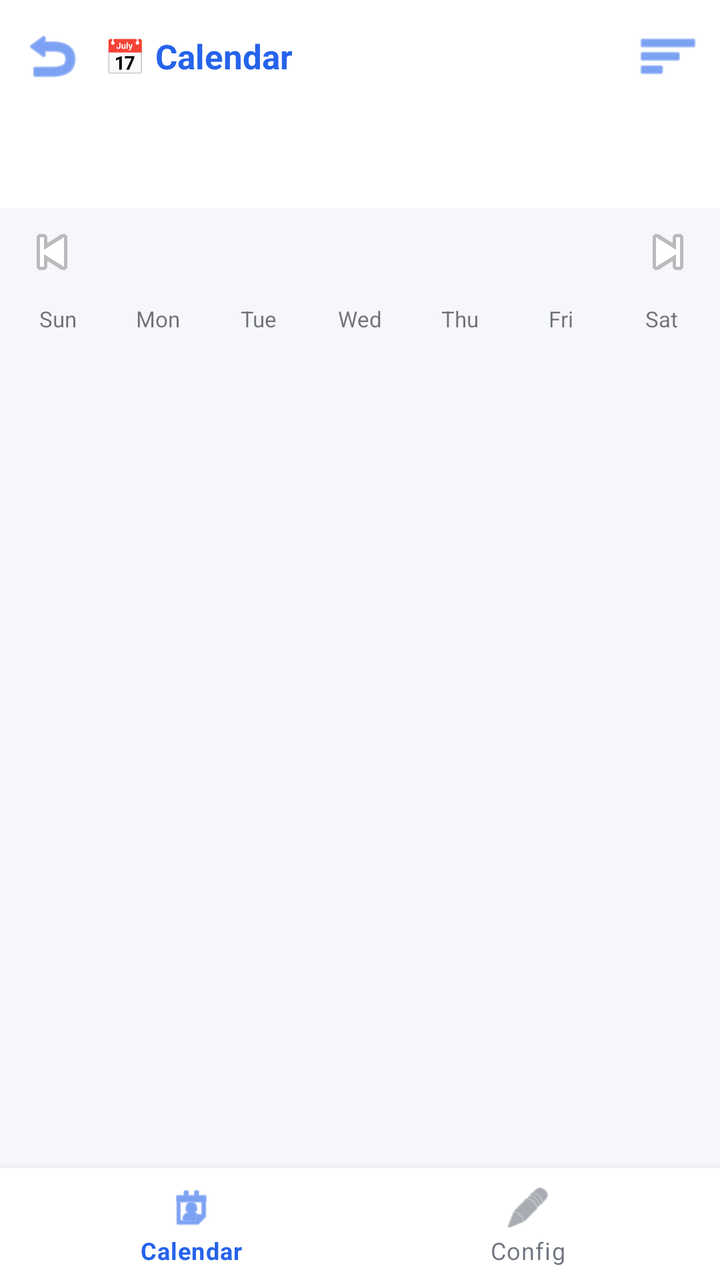
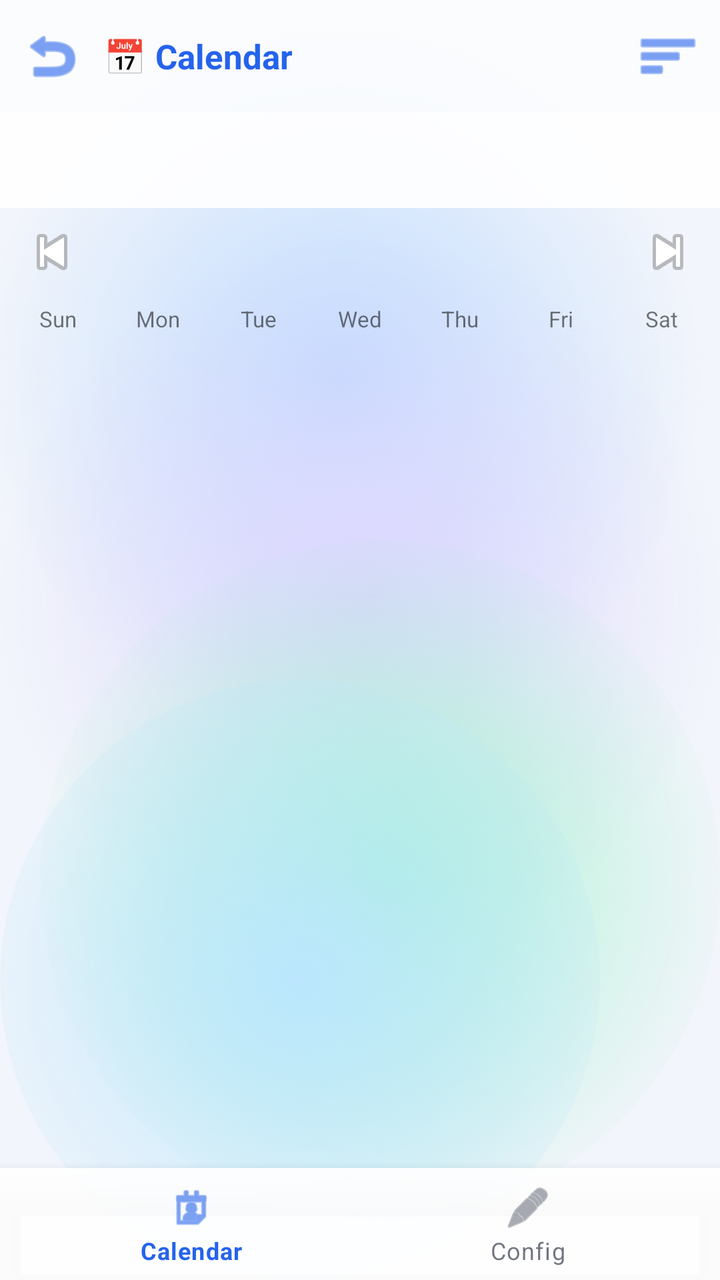

Two renders of the same Android screen: before a commit and after it. Below are the layout's source before the change and the commit's diff.
<!-- AndroidManifest.xml: application theme Theme.ExpenseOS -->
<!-- res/layout/activity_integrations_calendar.xml -->
<?xml version="1.0" encoding="utf-8"?>
<LinearLayout xmlns:android="http://schemas.android.com/apk/res/android"
    xmlns:app="http://schemas.android.com/apk/res-auto"
    android:layout_width="match_parent"
    android:layout_height="match_parent"
    android:orientation="vertical"
    android:background="@color/bg">

    <LinearLayout
        android:layout_width="match_parent"
        android:layout_height="56dp"
        android:background="@color/nav_bg"
        android:gravity="center_vertical"
        android:orientation="horizontal"
        android:paddingHorizontal="8dp">

        <ImageButton
            android:id="@+id/btnCalBack"
            android:layout_width="36dp"
            android:layout_height="36dp"
            android:background="?attr/selectableItemBackgroundBorderless"
            android:src="@android:drawable/ic_menu_revert"
            android:tint="@color/primary" />

        <TextView
            android:layout_width="0dp"
            android:layout_height="wrap_content"
            android:layout_weight="1"
            android:layout_marginStart="8dp"
            android:text="📅 Calendar"
            android:textColor="@color/primary"
            android:textSize="17sp"
            android:textStyle="bold" />

        <ImageButton
            android:id="@+id/btnToggleList"
            android:layout_width="36dp"
            android:layout_height="36dp"
            android:background="?attr/selectableItemBackgroundBorderless"
            android:src="@android:drawable/ic_menu_sort_by_size"
            android:tint="@color/primary" />
    </LinearLayout>

    <com.google.android.material.tabs.TabLayout
        android:id="@+id/tabViewMode"
        android:layout_width="match_parent"
        android:layout_height="wrap_content"
        app:tabIndicatorColor="@color/primary"
        app:tabSelectedTextColor="@color/primary" />

    <LinearLayout
        android:layout_width="match_parent"
        android:layout_height="44dp"
        android:gravity="center_vertical"
        android:orientation="horizontal"
        android:paddingHorizontal="8dp">

        <ImageButton
            android:id="@+id/btnCalPrev"
            android:layout_width="36dp"
            android:layout_height="36dp"
            android:background="?attr/selectableItemBackgroundBorderless"
            android:src="@android:drawable/ic_media_previous" />

        <TextView
            android:id="@+id/tvCalTitle"
            android:layout_width="0dp"
            android:layout_height="wrap_content"
            android:layout_weight="1"
            android:gravity="center"
            android:textStyle="bold"
            android:textSize="15sp" />

        <ImageButton
            android:id="@+id/btnCalNext"
            android:layout_width="36dp"
            android:layout_height="36dp"
            android:background="?attr/selectableItemBackgroundBorderless"
            android:src="@android:drawable/ic_media_next" />
    </LinearLayout>

    <LinearLayout
        android:id="@+id/rowWeekdays"
        android:layout_width="match_parent"
        android:layout_height="wrap_content"
        android:orientation="horizontal"
        android:paddingHorizontal="4dp"
        android:paddingVertical="4dp">

        <TextView
            android:layout_width="0dp"
            android:layout_height="wrap_content"
            android:layout_weight="1"
            android:gravity="center"
            android:text="Sun"
            android:textSize="11sp" />

        <TextView
            android:layout_width="0dp"
            android:layout_height="wrap_content"
            android:layout_weight="1"
            android:gravity="center"
            android:text="Mon"
            android:textSize="11sp" />

        <TextView
            android:layout_width="0dp"
            android:layout_height="wrap_content"
            android:layout_weight="1"
            android:gravity="center"
            android:text="Tue"
            android:textSize="11sp" />

        <TextView
            android:layout_width="0dp"
            android:layout_height="wrap_content"
            android:layout_weight="1"
            android:gravity="center"
            android:text="Wed"
            android:textSize="11sp" />

        <TextView
            android:layout_width="0dp"
            android:layout_height="wrap_content"
            android:layout_weight="1"
            android:gravity="center"
            android:text="Thu"
            android:textSize="11sp" />

        <TextView
            android:layout_width="0dp"
            android:layout_height="wrap_content"
            android:layout_weight="1"
            android:gravity="center"
            android:text="Fri"
            android:textSize="11sp" />

        <TextView
            android:layout_width="0dp"
            android:layout_height="wrap_content"
            android:layout_weight="1"
            android:gravity="center"
            android:text="Sat"
            android:textSize="11sp" />
    </LinearLayout>

    <androidx.recyclerview.widget.RecyclerView
        android:id="@+id/rvCalendarBody"
        android:layout_width="match_parent"
        android:layout_height="0dp"
        android:layout_weight="1"
        android:padding="4dp" />

    <com.google.android.material.bottomnavigation.BottomNavigationView
        android:id="@+id/bottomNavIntegrationsCal"
        android:layout_width="match_parent"
        android:layout_height="wrap_content"
        app:menu="@menu/menu_integrations_bottom_nav" />

</LinearLayout>
<!-- resources referenced by this layout -->
<resources>
  <color name="bg">#F5F7FB</color>
  <color name="nav_bg">#FFFFFF</color>
  <style name="Theme.ExpenseOS" parent="Theme.MaterialComponents.DayNight.NoActionBar">
          <item name="colorPrimary">@color/primary</item>
          <item name="colorPrimaryVariant">@color/primary_dark</item>
          <item name="colorPrimaryDark">@color/primary_dark</item>
          <item name="colorOnPrimary">@color/on_primary</item>
          <item name="colorSecondary">@color/secondary</item>
          <item name="colorSecondaryVariant">@color/secondary_dark</item>
          <item name="colorOnSecondary">@color/on_primary</item>
          <item name="colorAccent">@color/primary</item>
          <item name="colorSurface">@color/surface</item>
          <item name="colorOnSurface">@color/text</item>
          <item name="colorOnBackground">@color/text</item>
          <item name="colorError">@color/danger</item>
          <item name="android:colorBackground">@color/bg</item>
          <item name="android:windowBackground">@color/bg</item>
  
          <item name="android:textColorPrimary">@color/text</item>
          <item name="android:textColorSecondary">@color/text_muted</item>
          <item name="android:textColorHint">@color/text_hint</item>
          <item name="android:fontFamily">sans-serif</item>
          <item name="fontFamily">sans-serif</item>
  
          
          <item name="android:statusBarColor">@color/bg</item>
          <item name="android:navigationBarColor">@color/nav_bg</item>
          <item name="android:windowLightStatusBar">true</item>
          <item name="android:windowLightNavigationBar" tools:targetApi="o_mr1">true</item>
          <item name="android:forceDarkAllowed" tools:targetApi="q">false</item>
  
          
          <item name="editTextStyle">@style/Widget.ExpenseOS.EditText</item>
          <item name="materialAlertDialogTheme">@style/ThemeOverlay.ExpenseOS.Dialog</item>
          <item name="bottomSheetDialogTheme">@style/ThemeOverlay.ExpenseOS.BottomSheet</item>
          <item name="materialTimePickerTheme">@style/ThemeOverlay.ExpenseOS.TimePicker</item>
          <item name="android:windowAnimationStyle">@style/Animation.ExpenseOS.Window</item>
          <item name="android:windowActivityTransitions">true</item>
          <item name="android:windowContentTransitions">true</item>
      </style>
  <color name="surface">#FFFFFF</color>
  <!-- unchanged entries left out for length: 19 -->
</resources>

<!-- the commit's change to res/layout/activity_integrations_calendar.xml (unified diff, before → after) -->
@@ -4,7 +4,7 @@
     android:layout_width="match_parent"
     android:layout_height="match_parent"
     android:orientation="vertical"
-    android:background="@color/bg">
+    android:background="@android:color/transparent">
 
     <LinearLayout
         android:layout_width="match_parent"
<!-- resource entries referenced after the edit -->
@@ -1,7 +1,61 @@
 <!-- resources referenced by this layout -->
 <resources>
-  <color name="bg">#F5F7FB</color>
-  <color name="nav_bg">#FFFFFF</color>
+  <color name="bg">#F2F5FB</color>
+  <!-- drawable aurora_bg (drawable) -->
+  <?xml version="1.0" encoding="utf-8"?>
+  <layer-list xmlns:android="http://schemas.android.com/apk/res/android">
+      <item android:drawable="@color/aurora_base" />
+      <item android:width="380dp" android:height="380dp"
+          android:gravity="top|end"
+          android:drawable="@drawable/aurora_blob_blue" />
+      <item android:width="360dp" android:height="360dp"
+          android:gravity="start" android:top="120dp"
+          android:drawable="@drawable/aurora_blob_violet" />
+      <item android:width="340dp" android:height="340dp"
+          android:gravity="bottom|end" android:bottom="30dp"
+          android:drawable="@drawable/aurora_blob_mint" />
+      <item android:width="300dp" android:height="300dp"
+          android:gravity="bottom|start"
+          android:drawable="@drawable/aurora_blob_sky" />
+  </layer-list>
+  <color name="aurora_base">#F2F5FB</color>
+  <!-- drawable aurora_blob_blue (drawable) -->
+  <?xml version="1.0" encoding="utf-8"?>
+  <shape xmlns:android="http://schemas.android.com/apk/res/android" android:shape="oval">
+      <gradient
+          android:type="radial"
+          android:gradientRadius="180dp"
+          android:startColor="#BFDBFE"
+          android:endColor="#00BFDBFE" />
+  </shape>
+  <!-- drawable aurora_blob_violet (drawable) -->
+  <?xml version="1.0" encoding="utf-8"?>
+  <shape xmlns:android="http://schemas.android.com/apk/res/android" android:shape="oval">
+      <gradient
+          android:type="radial"
+          android:gradientRadius="180dp"
+          android:startColor="#DDD6FE"
+          android:endColor="#00DDD6FE" />
+  </shape>
+  <!-- drawable aurora_blob_mint (drawable) -->
+  <?xml version="1.0" encoding="utf-8"?>
+  <shape xmlns:android="http://schemas.android.com/apk/res/android" android:shape="oval">
+      <gradient
+          android:type="radial"
+          android:gradientRadius="180dp"
+          android:startColor="#A7F3D0"
+          android:endColor="#00A7F3D0" />
+  </shape>
+  <!-- drawable aurora_blob_sky (drawable) -->
+  <?xml version="1.0" encoding="utf-8"?>
+  <shape xmlns:android="http://schemas.android.com/apk/res/android" android:shape="oval">
+      <gradient
+          android:type="radial"
+          android:gradientRadius="180dp"
+          android:startColor="#BAE6FD"
+          android:endColor="#00BAE6FD" />
+  </shape>
+  <color name="nav_bg">#B9FFFFFF</color>
   <style name="Theme.ExpenseOS" parent="Theme.MaterialComponents.DayNight.NoActionBar">
           <item name="colorPrimary">@color/primary</item>
           <item name="colorPrimaryVariant">@color/primary_dark</item>
@@ -16,7 +70,7 @@
           <item name="colorOnBackground">@color/text</item>
           <item name="colorError">@color/danger</item>
           <item name="android:colorBackground">@color/bg</item>
-          <item name="android:windowBackground">@color/bg</item>
+          <item name="android:windowBackground">@drawable/aurora_bg</item>
   
           <item name="android:textColorPrimary">@color/text</item>
           <item name="android:textColorSecondary">@color/text_muted</item>
@@ -25,8 +79,8 @@
           <item name="fontFamily">sans-serif</item>
   
           
-          <item name="android:statusBarColor">@color/bg</item>
-          <item name="android:navigationBarColor">@color/nav_bg</item>
+          <item name="android:statusBarColor">@android:color/transparent</item>
+          <item name="android:navigationBarColor">@android:color/transparent</item>
           <item name="android:windowLightStatusBar">true</item>
           <item name="android:windowLightNavigationBar" tools:targetApi="o_mr1">true</item>
           <item name="android:forceDarkAllowed" tools:targetApi="q">false</item>
@@ -40,7 +94,7 @@
           <item name="android:windowActivityTransitions">true</item>
           <item name="android:windowContentTransitions">true</item>
       </style>
-  <color name="surface">#FFFFFF</color>
+  <color name="surface">#E9FFFFFF</color>
   <!-- unchanged entries left out for length: 19 -->
 </resources>
 
